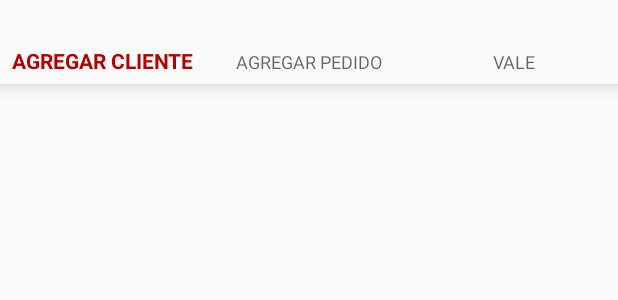
After one commit to ArnoldoHde/AbonosApp, an Android app: the layout activity_agregar.xml on its own in the app's theme, with its tools: preview values and no code run, on a phone screen of 412 x 824 dp. The commit adds this screen. Shown: the top 300 px of the screen. Run offline under Robolectric (Android 15) with nearby library versions, the phone set to English and light mode, and no system bars.

Commit message:
Creacion de Menu Agregar
Se creó el menu de agregar clientees, pedidos y vales

```diff
--- a/app/src/main/java/com/example/arnoldo/myapplication/Actividades/InicioActivity.java
+++ b/app/src/main/java/com/example/arnoldo/myapplication/Actividades/InicioActivity.java
@@ -8,6 +8,7 @@ import android.support.v4.app.FragmentManager;
 import android.support.design.widget.NavigationView;
 import android.support.v4.view.GravityCompat;
 import android.support.v4.widget.DrawerLayout;
+import android.support.v7.app.ActionBar;
 import android.support.v7.app.ActionBarDrawerToggle;
 import android.support.v7.app.AppCompatActivity;
 import android.support.v7.widget.Toolbar;
@@ -68,6 +69,9 @@ public class InicioActivity extends AppCompatActivity
 
         NavigationView navigationView = (NavigationView) findViewById(R.id.nav_view);
         navigationView.setNavigationItemSelectedListener(this);
+
+
+
     }
 
     @Override
--- /dev/null
+++ b/app/src/main/res/layout/activity_agregar.xml
@@ -0,0 +1,37 @@
+<?xml version="1.0" encoding="utf-8"?>
+<LinearLayout xmlns:android="http://schemas.android.com/apk/res/android"
+    xmlns:app="http://schemas.android.com/apk/res-auto"
+    xmlns:tools="http://schemas.android.com/tools"
+    android:layout_width="match_parent"
+    android:layout_height="match_parent"
+    android:orientation="vertical"
+    tools:context="com.example.arnoldo.myapplication.Actividades.AgregarActivity">
+
+
+    <android.support.design.widget.BottomNavigationView
+        android:id="@+id/navigationAgregar"
+        android:layout_width="wrap_content"
+        android:layout_height="wrap_content"
+        android:layout_marginEnd="0dp"
+        android:layout_marginStart="0dp"
+        android:layout_marginTop="0dp"
+        android:background="?android:attr/windowBackground"
+        android:clickable="false"
+        app:layout_constraintBottom_toBottomOf="parent"
+        app:layout_constraintLeft_toLeftOf="parent"
+        app:layout_constraintRight_toRightOf="parent"
+        app:menu="@menu/navigation_agregar"
+        ></android.support.design.widget.BottomNavigationView>
+
+
+    <FrameLayout
+        android:id="@+id/contenedorAgregar"
+        android:layout_width="match_parent"
+        android:layout_height="0dp"
+        android:layout_weight="1"
+        ></FrameLayout>
+
+
+
+
+</LinearLayout>
--- a/app/src/main/res/layout/activity_spashscreen.xml
+++ b/app/src/main/res/layout/activity_spashscreen.xml
@@ -12,6 +12,6 @@
         android:layout_width="match_parent"
         android:layout_height="match_parent"
 
-        android:src="@drawable/ic_launcher" />
+        android:src="@mipmap/ic_launcher" />
 
 </RelativeLayout>
--- /dev/null
+++ b/app/src/main/res/menu/navigation_agregar.xml
@@ -0,0 +1,16 @@
+<?xml version="1.0" encoding="utf-8"?>
+<menu xmlns:android="http://schemas.android.com/apk/res/android">
+
+    <item
+        android:id="@+id/agregarCliente"
+        android:title="AGREGAR CLIENTE" />
+
+    <item
+        android:id="@+id/agregarPedido"
+        android:title="AGREGAR PEDIDO" />
+
+    <item
+        android:id="@+id/agregarVale"
+        android:title="VALE" />
+
+</menu>
```
Also changed, not shown: app/src/main/AndroidManifest.xml (+10 -3 lines), app/src/main/java/com/example/arnoldo/myapplication/Actividades/AgregarActivity.java (added, +59 -0 lines), app/src/main/java/com/example/arnoldo/myapplication/Fragmentos/fragment_agregarCliente.java (added, +30 -0 lines), app/src/main/java/com/example/arnoldo/myapplication/Fragmentos/fragment_agregarPedido.java (added, +30 -0 lines), app/src/main/java/com/example/arnoldo/myapplication/Fragmentos/fragment_agregarVale.java (added, +30 -0 lines), app/src/main/res/layout/fragment_agregar_cliente.xml (added, +13 -0 lines), app/src/main/res/layout/fragment_agregar_pedido.xml (added, +13 -0 lines), app/src/main/res/layout/fragment_agregar_vale.xml (added, +13 -0 lines), app/src/main/res/drawable/ic_launcher.9.png.
